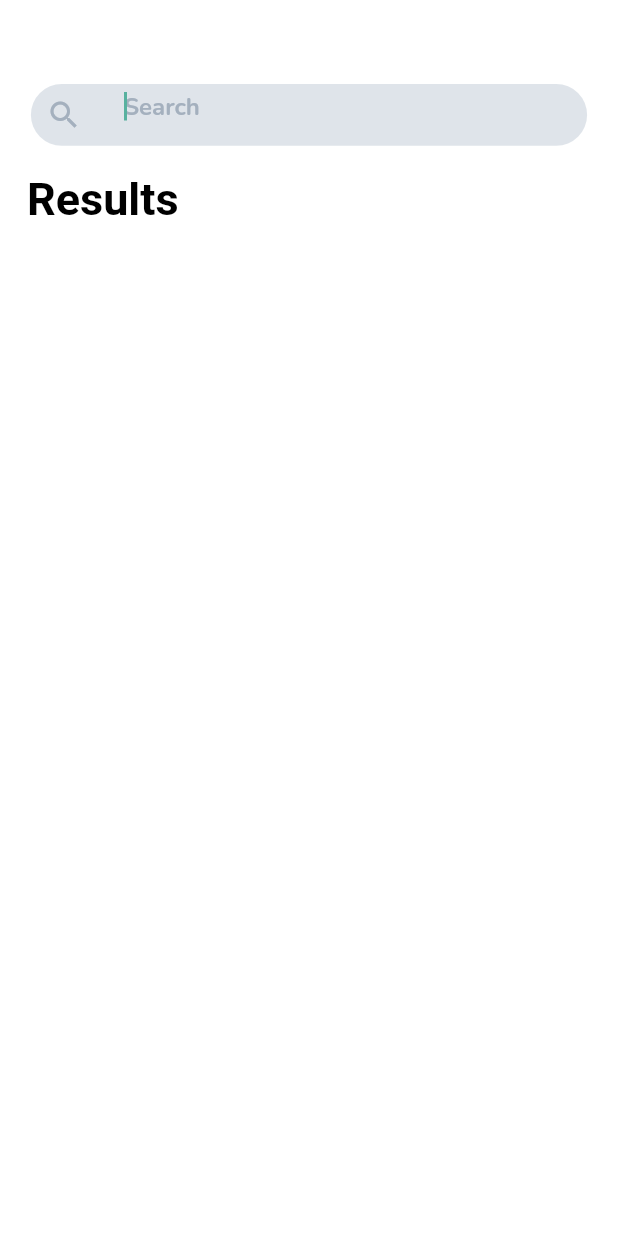
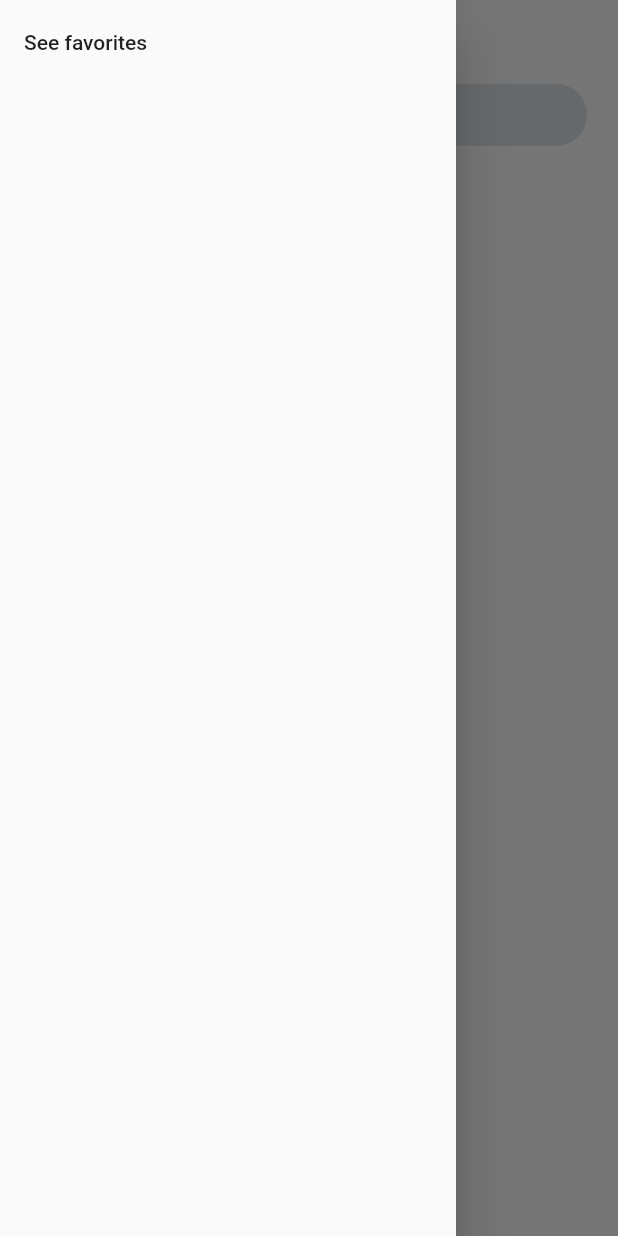
Before and after one commit to lilianramalho/book_app, a Flutter app: the screen it shows after launch, with the side drawer open (before the commit the screen has no drawer), on a phone screen of 412 x 824 dp. Run offline on Flutter 3.47's test engine with Material 2 defaults, Android fonts, the phone set to English and light mode, and no system bars; our stand-ins replace auto_size_text, dio, freezed_annotation, get, google_fonts, loading_indicator and 2 more; missing offline and left inert: favorite_button; generated files the repository leaves out were written again; Roboto replaces fonts that are missing (Dosis).

Commit message:
favorite screen

```diff
--- a/lib/l10n/app_en.arb
+++ b/lib/l10n/app_en.arb
@@ -3,5 +3,6 @@
   "search": "Search",
   "details": "See Details",
   "buy": "Buy now",
-  "favorites": "See favorites"
+  "favorites": "See favorites",
+  "favoritedScreenTitle": "Books favorited"
 }
--- a/lib/l10n/app_pt.arb
+++ b/lib/l10n/app_pt.arb
@@ -3,5 +3,6 @@
   "search": "Buscar",
   "details": "Ver Detalhes",
   "buy": "Comprar agora",
-  "favorites": "Ver favoritos"
+  "favorites": "Ver favoritos",
+  "favoritedScreenTitle": "Livros favoritados"
 }
--- a/lib/main.dart
+++ b/lib/main.dart
@@ -1,5 +1,6 @@
 import 'package:book_app/src/utils/constants/routes.dart';
 import 'package:book_app/src/view/screen/books/book_details_screen.dart';
+import 'package:book_app/src/view/screen/books/books_favorited_screen.dart';
 import 'package:book_app/src/view/screen/books/books_screen.dart';
 import 'package:responsive_sizer/responsive_sizer.dart';
 import 'package:flutter/material.dart';
@@ -28,6 +29,7 @@ class MyApp extends StatelessWidget {
             GetPage(name: booksScreen, page: () => const BooksScreen()),
             GetPage(
                 name: bookDetailsScreen, page: () => const BookDetailsScreen()),
+            GetPage(name: booksFavoritedScreen, page: () => const BooksFavoritedScreen()),
           ],
         );
       },
--- /dev/null
+++ b/lib/src/controller/books_favorites/books_favorited_controller.dart
@@ -0,0 +1,5 @@
+import 'package:get/get.dart';
+
+class BooksFavoritedController extends GetxController{
+
+}
--- a/lib/src/controller/volume/book_controller.dart
+++ b/lib/src/controller/volume/book_controller.dart
@@ -11,17 +11,6 @@ class BookController extends GetxController {
 
   TextEditingController textEditingController = TextEditingController();
 
-  @override
-  void onInit() async {
-    super.onInit();
-  }
-
-  @override
-  onReady() async {
-    //await getListBooks(text: textEditingController.text);
-    super.onReady();
-  }
-
   getListBooks({required String text}) async {
     isLoarding.value = true;
     Map<String, dynamic> result = await getListVolumesRepo(text: text);
--- a/lib/src/utils/constants/constants.dart
+++ b/lib/src/utils/constants/constants.dart
@@ -1,2 +1,3 @@
 const String itemsKey = 'items';
 const String emptyString = '';
+const String listFavoritesShared = 'listFavorites';
--- a/lib/src/utils/constants/routes.dart
+++ b/lib/src/utils/constants/routes.dart
@@ -1,2 +1,3 @@
 const String bookDetailsScreen = '/bookDetailsScreen';
 const String booksScreen = '/';
+const String booksFavoritedScreen = '/booksFavoritedScreen';
--- a/lib/src/view/screen/books/books_screen.dart
+++ b/lib/src/view/screen/books/books_screen.dart
@@ -1,5 +1,6 @@
 import 'package:book_app/src/controller/volume/book_controller.dart';
 import 'package:book_app/src/utils/tokens/tokens_colors.dart';
+import 'package:book_app/src/view/widget/geral/navigation/custom_drawer.dart';
 import 'package:flutter_gen/gen_l10n/app_localizations.dart';
 import 'package:book_app/src/view/widget/books/book_list.dart';
 import 'package:book_app/src/view/widget/books/search_field.dart';
@@ -7,6 +8,7 @@ import 'package:flutter/material.dart';
 import 'package:get/get.dart';
 import 'package:get/get_core/get_core.dart';
 import 'package:google_fonts/google_fonts.dart';
+import 'package:loading_indicator/loading_indicator.dart';
 
 class BooksScreen extends StatelessWidget {
   const BooksScreen({super.key});
@@ -16,6 +18,7 @@ class BooksScreen extends StatelessWidget {
     final BookController bookController = Get.put(BookController());
     return Scaffold(
       backgroundColor: white,
+      drawer: const CustomDrawer(),
       appBar: AppBar(
         backgroundColor: white,
         elevation: 0,
@@ -37,9 +40,23 @@ class BooksScreen extends StatelessWidget {
                     fontSize: 30, color: black, fontWeight: FontWeight.bold),
               ),
             ),
-            BookList(
-              bookController: bookController,
-            )
+            Obx(
+              () => !bookController.isLoarding.value ||
+                      bookController.book.isNotEmpty
+                  ? BookList(
+                      books: bookController.book,
+                    )
+                  : const Center(
+                      child: SizedBox(
+                        width: 50,
+                        height: 50,
+                        child: LoadingIndicator(
+                          indicatorType: Indicator.ballClipRotate,
+                          colors: [keppel],
+                        ),
+                      ),
+                    ),
+            ),
           ],
         ),
       ),
--- a/lib/src/view/widget/books/book_list.dart
+++ b/lib/src/view/widget/books/book_list.dart
@@ -7,30 +7,22 @@ import 'package:get/get.dart';
 import 'package:loading_indicator/loading_indicator.dart';
 
 class BookList extends StatelessWidget {
-  const BookList({super.key, required this.bookController});
+  const BookList({super.key, required this.books});
 
-  final BookController bookController;
+  final List<Book> books;
 
   @override
   Widget build(BuildContext context) {
-    return Obx(
-        () => !bookController.isLoarding.value || bookController.book.isNotEmpty
-            ? Expanded(
+    return
+        Expanded(
                 child: ListView.builder(
-                    itemCount: bookController.book.length,
+                    itemCount: books.length,
                     itemBuilder: (context, index) {
                       return BookCard(
-                        book: bookController.book.elementAt(index),
+                        book: books.elementAt(index),
                       );
                     }),
-              )
-            : const Center(
-                child: SizedBox(
-                    width: 50,
-                    height: 50,
-                    child: LoadingIndicator(
-                      indicatorType: Indicator.ballClipRotate,
-                      colors: [keppel],
-                    ))));
+              );
+
   }
 }
--- /dev/null
+++ b/lib/src/view/widget/geral/navigation/custom_drawer.dart
@@ -0,0 +1,22 @@
+import 'package:book_app/src/utils/constants/routes.dart';
+import 'package:flutter/material.dart';
+import 'package:flutter_gen/gen_l10n/app_localizations.dart';
+import 'package:get/get.dart';
+
+class CustomDrawer extends StatelessWidget {
+  const CustomDrawer({super.key});
+
+  @override
+  Widget build(BuildContext context) {
+    return Drawer(
+      child: ListView(
+        children: [
+          ListTile(
+            title: Text(AppLocalizations.of(context).favorites),
+            onTap: () => Get.toNamed(booksFavoritedScreen),
+          )
+        ],
+      ),
+    );
+  }
+}
--- a/pubspec.yaml
+++ b/pubspec.yaml
@@ -48,6 +48,7 @@ dependencies:
   favorite_button: ^0.0.4
   url_launcher: ^6.1.11
   intl: any
+  shared_preferences: ^2.1.2
 
 
 
```
Also changed, not shown: lib/src/controller/book details/book_details.controller.dart (+43 -3 lines), lib/src/view/screen/books/book_details_screen.dart (+10 -6 lines), lib/src/view/screen/books/books_favorited_screen.dart (added, +46 -0 lines), pubspec.lock, 1 other file.
